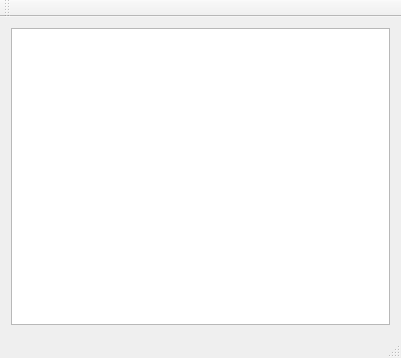
Qt form QTCPServer/mainwindow.ui (RaideNetSquad/remote_administration) before a commit.
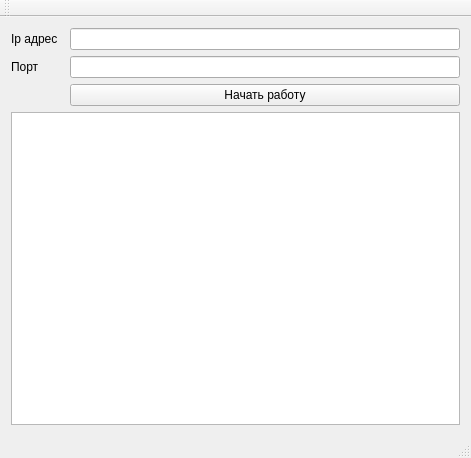
The same form after that commit.

Diff of the .ui file:
```diff
--- a/QTCPServer/mainwindow.ui
+++ b/QTCPServer/mainwindow.ui
@@ -6,8 +6,8 @@
    <rect>
     <x>0</x>
     <y>0</y>
-    <width>401</width>
-    <height>358</height>
+    <width>471</width>
+    <height>458</height>
    </rect>
   </property>
   <property name="windowTitle">
@@ -18,13 +18,40 @@
   </property>
   <widget class="QWidget" name="centralWidget">
    <layout class="QGridLayout" name="gridLayout">
-    <item row="0" column="0">
+    <item row="3" column="0" colspan="3">
      <widget class="QTextBrowser" name="textBrowser_receivedMessages">
       <property name="styleSheet">
        <string notr="true"/>
       </property>
      </widget>
     </item>
+    <item row="1" column="0">
+     <widget class="QLabel" name="label_2">
+      <property name="text">
+       <string>Порт</string>
+      </property>
+     </widget>
+    </item>
+    <item row="2" column="2">
+     <widget class="QPushButton" name="pushButton">
+      <property name="text">
+       <string>Начать работу</string>
+      </property>
+     </widget>
+    </item>
+    <item row="0" column="2">
+     <widget class="QLineEdit" name="lineEdit"/>
+    </item>
+    <item row="1" column="2">
+     <widget class="QLineEdit" name="lineEdit_2"/>
+    </item>
+    <item row="0" column="0">
+     <widget class="QLabel" name="label">
+      <property name="text">
+       <string>Ip адрес</string>
+      </property>
+     </widget>
+    </item>
    </layout>
   </widget>
   <widget class="QMenuBar" name="menuBar">
```
Left out of the diff: 2 changed lines with no effect on the pictures.
